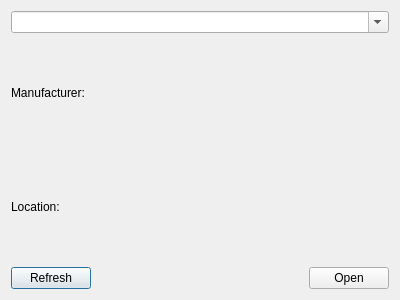
Before: the Qt Designer form src/PortChooser.ui in mwales/pahsda, drawn with Qt 5.
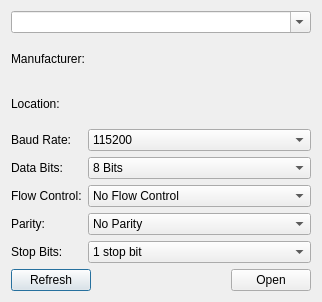
After: the same form once the commit is applied.

Commit message: Added controls for configuring Serial Port baud, start, stop bits, etc

The edit to the form file:
```diff
--- a/src/PortChooser.ui
+++ b/src/PortChooser.ui
@@ -6,15 +6,13 @@
    <rect>
     <x>0</x>
     <y>0</y>
-    <width>400</width>
-    <height>300</height>
+    <width>322</width>
+    <height>302</height>
    </rect>
   </property>
   <property name="windowTitle">
    <string>Serial Port Selection</string>
   </property>
-  <layout class="QVBoxLayout" name="verticalLayout_2">
-   <item>
     <layout class="QVBoxLayout" name="verticalLayout">
      <item>
       <widget class="QComboBox" name="thePortName">
@@ -37,6 +35,189 @@
        </property>
       </widget>
      </item>
+   <item>
+    <layout class="QFormLayout" name="formLayout">
+     <item row="0" column="0">
+      <widget class="QLabel" name="theBaudRateLabel">
+       <property name="text">
+        <string>Baud Rate:</string>
+       </property>
+      </widget>
+     </item>
+     <item row="0" column="1">
+      <widget class="QComboBox" name="theBaudRateCb">
+       <property name="currentIndex">
+        <number>7</number>
+       </property>
+       <property name="maxVisibleItems">
+        <number>7</number>
+       </property>
+       <item>
+        <property name="text">
+         <string>1200</string>
+        </property>
+       </item>
+       <item>
+        <property name="text">
+         <string>2400</string>
+        </property>
+       </item>
+       <item>
+        <property name="text">
+         <string>4800</string>
+        </property>
+       </item>
+       <item>
+        <property name="text">
+         <string>9600</string>
+        </property>
+       </item>
+       <item>
+        <property name="text">
+         <string>19200</string>
+        </property>
+       </item>
+       <item>
+        <property name="text">
+         <string>38400</string>
+        </property>
+       </item>
+       <item>
+        <property name="text">
+         <string>57600</string>
+        </property>
+       </item>
+       <item>
+        <property name="text">
+         <string>115200</string>
+        </property>
+       </item>
+      </widget>
+     </item>
+     <item row="1" column="0">
+      <widget class="QLabel" name="theDataBitsLabel">
+       <property name="text">
+        <string>Data Bits:</string>
+       </property>
+      </widget>
+     </item>
+     <item row="1" column="1">
+      <widget class="QComboBox" name="theDataBitsCb">
+       <property name="currentIndex">
+        <number>3</number>
+       </property>
+       <item>
+        <property name="text">
+         <string>5 Bits</string>
+        </property>
+       </item>
+       <item>
+        <property name="text">
+         <string>6 Bits</string>
+        </property>
+       </item>
+       <item>
+        <property name="text">
+         <string>7 Bits</string>
+        </property>
+       </item>
+       <item>
+        <property name="text">
+         <string>8 Bits</string>
+        </property>
+       </item>
+      </widget>
+     </item>
+     <item row="2" column="0">
+      <widget class="QLabel" name="theFlowControlLabel">
+       <property name="text">
+        <string>Flow Control:</string>
+       </property>
+      </widget>
+     </item>
+     <item row="2" column="1">
+      <widget class="QComboBox" name="theFlowControlCb">
+       <item>
+        <property name="text">
+         <string>No Flow Control</string>
+        </property>
+       </item>
+       <item>
+        <property name="text">
+         <string>Hardware Control</string>
+        </property>
+       </item>
+       <item>
+        <property name="text">
+         <string>Software Control</string>
+        </property>
+       </item>
+      </widget>
+     </item>
+     <item row="3" column="0">
+      <widget class="QLabel" name="theParityLabel">
+       <property name="text">
+        <string>Parity:</string>
+       </property>
+      </widget>
+     </item>
+     <item row="3" column="1">
+      <widget class="QComboBox" name="theParityCb">
+       <item>
+        <property name="text">
+         <string>No Parity</string>
+        </property>
+       </item>
+       <item>
+        <property name="text">
+         <string>Even Parity</string>
+        </property>
+       </item>
+       <item>
+        <property name="text">
+         <string>Odd Parity</string>
+        </property>
+       </item>
+       <item>
+        <property name="text">
+         <string>Space Parity</string>
+        </property>
+       </item>
+       <item>
+        <property name="text">
+         <string>Mark Parity</string>
+        </property>
+       </item>
+      </widget>
+     </item>
+     <item row="4" column="0">
+      <widget class="QLabel" name="theStopBitsLabel">
+       <property name="text">
+        <string>Stop Bits:</string>
+       </property>
+      </widget>
+     </item>
+     <item row="4" column="1">
+      <widget class="QComboBox" name="theStopBitsCb">
+       <item>
+        <property name="text">
+         <string>1 stop bit</string>
+        </property>
+       </item>
+       <item>
+        <property name="text">
+         <string>1.5 stop bits</string>
+        </property>
+       </item>
+       <item>
+        <property name="text">
+         <string>2 stop bits</string>
+        </property>
+       </item>
+      </widget>
+     </item>
+    </layout>
+   </item>
      <item>
       <layout class="QHBoxLayout" name="horizontalLayout">
        <item>
@@ -65,8 +246,6 @@
           <string>Open</string>
          </property>
         </widget>
-       </item>
-      </layout>
      </item>
     </layout>
    </item>
```
Lines whose indentation alone changed are shown as unchanged. The commit also changes 2 other files.
